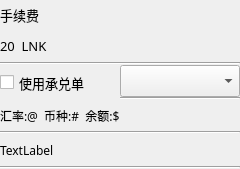
Qt form FeeChooseWidget.ui (HcashOrg/hx-indicator) before a commit.
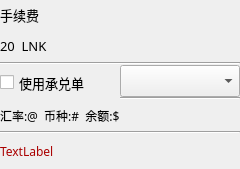
The same form after that commit.

The edit to the form file:
```diff
--- a/FeeChooseWidget.ui
+++ b/FeeChooseWidget.ui
@@ -226,18 +226,14 @@
      </property>
      <item>
       <widget class="QLabel" name="tipLabel">
+       <property name="styleSheet">
+        <string notr="true">color: rgb(170, 0, 0);</string>
+       </property>
        <property name="text">
         <string>TextLabel</string>
        </property>
       </widget>
      </item>
-     <item>
-      <widget class="Line" name="line_7">
-       <property name="orientation">
-        <enum>Qt::Horizontal</enum>
-       </property>
-      </widget>
-     </item>
     </layout>
    </item>
    <item>
```
